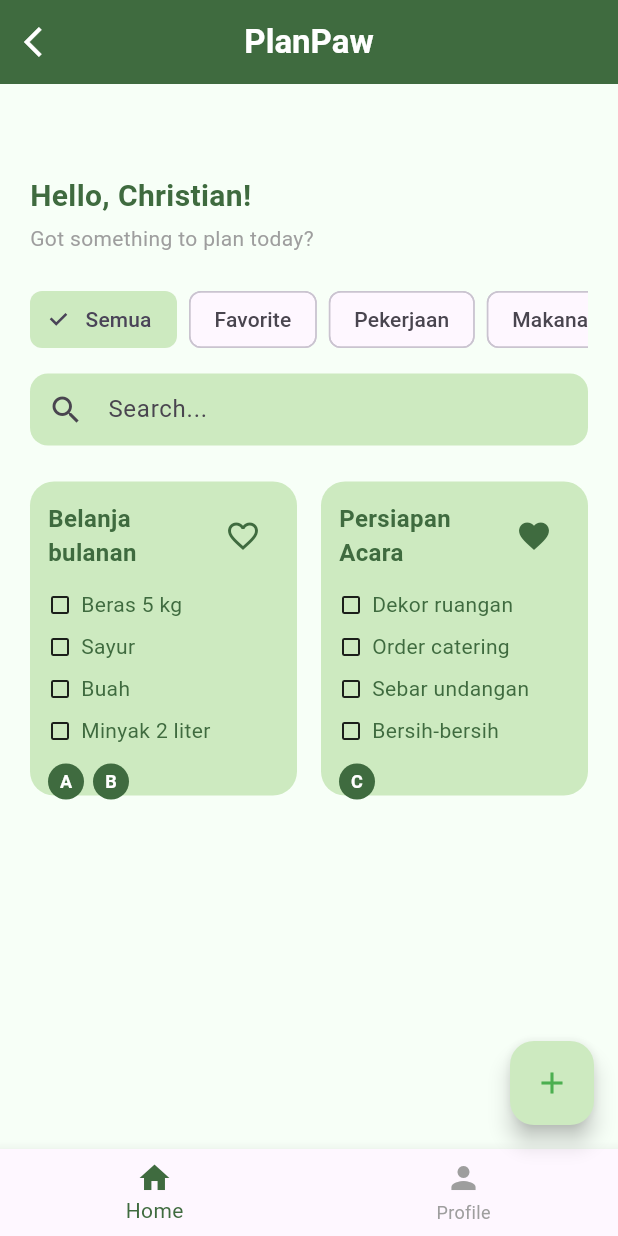
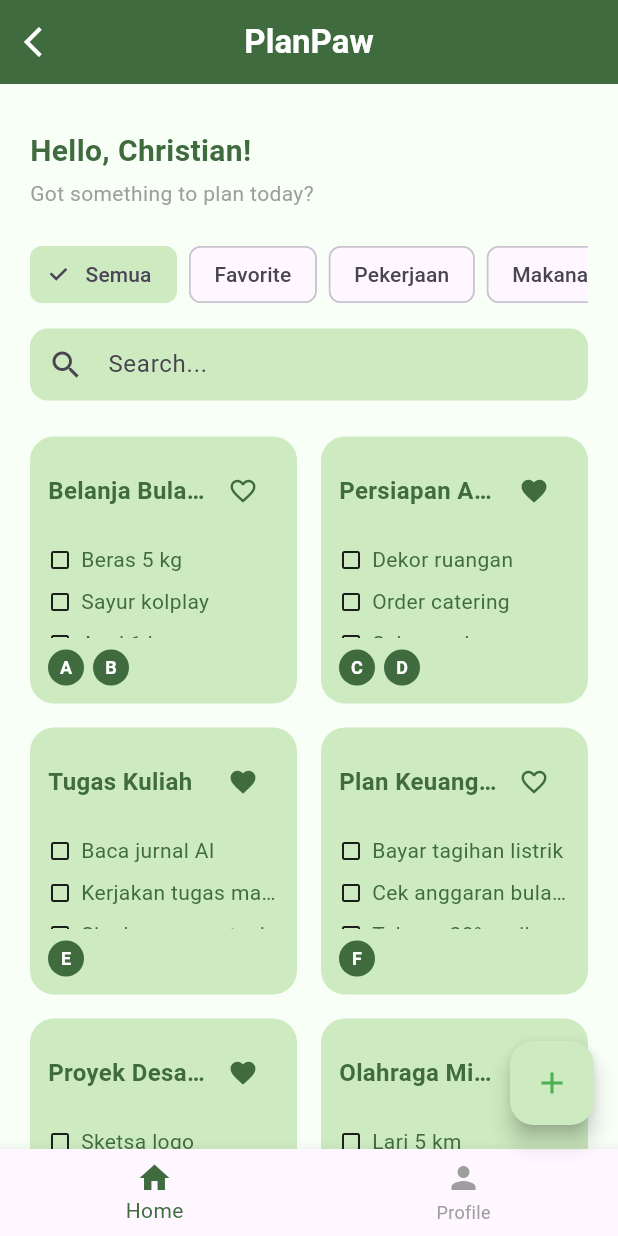
Before and after one commit to christianptrii/TodoApp_Flutter, a Flutter app: the HomeScreen screen opened directly, on a phone screen of 412 x 824 dp. Run offline on Flutter 3.47's test engine with Material 3 defaults, Android fonts, the phone set to English and light mode, and no system bars; our stand-ins replace font_awesome_flutter; Roboto replaces fonts that are missing (inter).

Commit message:
Update : perubahan pada homescreen

```diff
--- a/lib/homeScreen.dart
+++ b/lib/homeScreen.dart
@@ -15,23 +15,53 @@ class _HomeScreenState extends State<HomeScreen> {
 
   List<Map<String, dynamic>> todos = [
     {
-      'title': 'Belanja bulanan',
+      'title': 'Belanja Bulanan',
       'isFavorite': false,
       'category': 'Makanan',
-      'items': ['Beras 5 kg', 'Sayur', 'Buah', 'Minyak 2 liter'],
+      'items': ['Beras 5 kg', 'Sayur kolplay', 'Apel 1 kg', 'Minyak 2 liter', 'Jeruk 1 kg'],
       'collaborators': ['A', 'B'],
     },
     {
-      'title': 'Persiapan Acara',
+      'title': 'Persiapan Acara Kantor',
       'isFavorite': true,
       'category': 'Pekerjaan',
-      'items': [
-        'Dekor ruangan',
-        'Order catering',
-        'Sebar undangan',
-        'Bersih-bersih',
-      ],
-      'collaborators': ['C'],
+      'items': ['Dekor ruangan', 'Order catering', 'Sebar undangan', 'Bersih-bersih'],
+      'collaborators': ['C', 'D'],
+    },
+    {
+      'title': 'Tugas Kuliah',
+      'isFavorite': true,
+      'category': 'Studi',
+      'items': ['Baca jurnal AI', 'Kerjakan tugas matematika', 'Siapkan presentasi'],
+      'collaborators': ['E'],
+    },
+    {
+      'title': 'Plan Keuangan',
+      'isFavorite': false,
+      'category': 'Keuangan',
+      'items': ['Bayar tagihan listrik', 'Cek anggaran bulanan', 'Tabung 20% gaji'],
+      'collaborators': ['F'],
+    },
+    {
+      'title': 'Proyek Desain',
+      'isFavorite': true,
+      'category': 'Kreatif',
+      'items': ['Sketsa logo', 'Revisi mockup', 'Kirim ke klien'],
+      'collaborators': ['G', 'H'],
+    },
+    {
+      'title': 'Olahraga Mingguan',
+      'isFavorite': false,
+      'category': 'Kesehatan',
+      'items': ['Lari 5 km', 'Yoga 30 menit', 'Gym sesi kekuatan'],
+      'collaborators': ['I'],
+    },
+    {
+      'title': 'Libur Akhir Pekan',
+      'isFavorite': true,
+      'category': 'Pribadi',
+      'items': ['Piknik ke pantai', 'Beli tiket bioskop', 'Makan malam keluarga'],
+      'collaborators': ['J', 'K', 'L'],
     },
   ];
 
@@ -46,6 +76,8 @@ class _HomeScreenState extends State<HomeScreen> {
     'Studi',
     'Keuangan',
     'Kreatif',
+    'Kesehatan',
+    'Pribadi',
   ];
 
   @override
@@ -53,12 +85,9 @@ class _HomeScreenState extends State<HomeScreen> {
     final Color pastelGreen = const Color(0xFFCDEAC0);
     final Color greenText = const Color(0xFF3F6B3F);
 
-    final filteredTodos =
-        todos.where((todo) {
+    final filteredTodos = todos.where((todo) {
       if (filter == 'Semua') {
-            return todo['title'].toLowerCase().contains(
-              searchQuery.toLowerCase(),
-            );
+        return todo['title'].toLowerCase().contains(searchQuery.toLowerCase());
       } else if (filter == 'Favorite') {
         return todo['isFavorite'] == true &&
             todo['title'].toLowerCase().contains(searchQuery.toLowerCase());
@@ -70,8 +99,9 @@ class _HomeScreenState extends State<HomeScreen> {
 
     final homeContent = LayoutBuilder(
       builder: (context, constraints) {
-        return Padding(
-          padding: const EdgeInsets.symmetric(horizontal: 20, vertical: 60),
+        return SingleChildScrollView(
+          child: Padding(
+            padding: const EdgeInsets.symmetric(horizontal: 20, vertical: 30),
             child: Column(
               crossAxisAlignment: CrossAxisAlignment.start,
               children: [
@@ -89,15 +119,12 @@ class _HomeScreenState extends State<HomeScreen> {
                   style: TextStyle(fontSize: 14, color: Colors.grey),
                 ),
                 const SizedBox(height: 24),
-
-
                 SizedBox(
                   height: 40,
                   child: SingleChildScrollView(
                     scrollDirection: Axis.horizontal,
                     child: Row(
-                    children:
-                        categories.map((cat) {
+                      children: categories.map((cat) {
                         return Padding(
                           padding: const EdgeInsets.only(right: 8.0),
                           child: FilterChip(
@@ -136,15 +163,17 @@ class _HomeScreenState extends State<HomeScreen> {
                   ),
                 ),
                 const SizedBox(height: 24),
-              Expanded(
-                child: GridView.count(
+                GridView.count(
+                  shrinkWrap: true,
+                  physics: const NeverScrollableScrollPhysics(),
                   crossAxisCount: constraints.maxWidth > 600 ? 3 : 2,
-                  childAspectRatio: 0.85,
                   crossAxisSpacing: 16,
                   mainAxisSpacing: 16,
-                  children:
-                      filteredTodos.map((todo) {
-                        return Container(
+                  children: filteredTodos.map((todo) {
+                    return SizedBox(
+                      width: 160, // Lebar tetap untuk setiap kartu
+                      height: 280, // Tinggi diperpanjang untuk memanjang ke bawah
+                      child: Container(
                         decoration: BoxDecoration(
                           color: pastelGreen,
                           borderRadius: BorderRadius.circular(16),
@@ -154,8 +183,7 @@ class _HomeScreenState extends State<HomeScreen> {
                           crossAxisAlignment: CrossAxisAlignment.start,
                           children: [
                             Row(
-                                mainAxisAlignment:
-                                    MainAxisAlignment.spaceBetween,
+                              mainAxisAlignment: MainAxisAlignment.spaceBetween,
                               children: [
                                 Expanded(
                                   child: Text(
@@ -165,6 +193,8 @@ class _HomeScreenState extends State<HomeScreen> {
                                       color: greenText,
                                       fontSize: 16,
                                     ),
+                                    overflow: TextOverflow.ellipsis,
+                                    maxLines: 1, // Batasi judul 1 baris
                                   ),
                                 ),
                                 IconButton(
@@ -173,23 +203,28 @@ class _HomeScreenState extends State<HomeScreen> {
                                         ? Icons.favorite
                                         : Icons.favorite_border,
                                     color: greenText,
+                                    size: 20,
                                   ),
                                   onPressed: () {
                                     setState(() {
-                                        todo['isFavorite'] =
-                                            !todo['isFavorite'];
+                                      todo['isFavorite'] = !todo['isFavorite'];
                                     });
                                   },
+                                  padding: EdgeInsets.zero,
+                                  constraints: const BoxConstraints(),
                                 ),
                               ],
                             ),
                             const SizedBox(height: 8),
-                              ...List.generate(
-                                (todo['items'] as List).length,
+                            Expanded(
+                              child: SingleChildScrollView(
+                                child: Column(
+                                  children: List.generate(
+                                    (todo['items'] as List).length > 5
+                                        ? 5
+                                        : (todo['items'] as List).length, // Batasi maksimal 5 item
                                     (index) => Padding(
-                                  padding: const EdgeInsets.symmetric(
-                                    vertical: 4,
-                                  ),
+                                      padding: const EdgeInsets.symmetric(vertical: 4),
                                       child: Row(
                                         children: [
                                           const Icon(
@@ -201,21 +236,25 @@ class _HomeScreenState extends State<HomeScreen> {
                                             child: Text(
                                               todo['items'][index],
                                               style: TextStyle(color: greenText),
+                                              overflow: TextOverflow.ellipsis,
+                                              maxLines: 1, // Batasi item 1 baris
                                             ),
                                           ),
                                         ],
                                       ),
                                     ),
                                   ),
+                                ),
+                              ),
+                            ),
                             const SizedBox(height: 8),
                             Row(
-                                children:
-                                    (todo['collaborators'] as List).map<Widget>(
+                              children: (todo['collaborators'] as List)
+                                  .take(3) // Batasi maksimal 3 collaborator
+                                  .map<Widget>(
                                     (initial) {
                                       return Padding(
-                                          padding: const EdgeInsets.only(
-                                            right: 6,
-                                          ),
+                                        padding: const EdgeInsets.only(right: 6),
                                         child: CircleAvatar(
                                           radius: 12,
                                           backgroundColor: greenText,
@@ -230,15 +269,17 @@ class _HomeScreenState extends State<HomeScreen> {
                                         ),
                                       );
                                     },
-                                    ).toList(),
+                                  )
+                                  .toList(),
                             ),
                           ],
+                        ),
                       ),
                     );
                   }).toList(),
                 ),
+              ],
             ),
-            ],
           ),
         );
       },
@@ -246,7 +287,9 @@ class _HomeScreenState extends State<HomeScreen> {
 
     final profileContent = const ProfileScreen();
 
-    return Scaffold(
+    return MediaQuery(
+      data: MediaQuery.of(context).copyWith(textScaleFactor: 1.0), // Menetapkan textScaleFactor ke 1.0
+      child: Scaffold(
         backgroundColor: const Color(0xFFF7FFF7),
         appBar: AppBar(
           backgroundColor: greenText,
@@ -265,8 +308,7 @@ class _HomeScreenState extends State<HomeScreen> {
           ),
           centerTitle: true,
         ),
-      floatingActionButton:
-          myIndex == 0
+        floatingActionButton: myIndex == 0
             ? FloatingActionButton(
                 backgroundColor: pastelGreen,
                 onPressed: () {
@@ -278,9 +320,11 @@ class _HomeScreenState extends State<HomeScreen> {
                 child: const Icon(Icons.add, color: Colors.green),
               )
             : null,
-      body: IndexedStack(
+        body: SafeArea(
+          child: IndexedStack(
             index: myIndex,
             children: [homeContent, profileContent],
+          ),
         ),
         bottomNavigationBar: BottomNavigationBar(
           currentIndex: myIndex,
@@ -296,6 +340,7 @@ class _HomeScreenState extends State<HomeScreen> {
             BottomNavigationBarItem(icon: Icon(Icons.person), label: 'Profile'),
           ],
         ),
+      ),
     );
   }
 }
```
Lines whose indentation alone changed are shown as unchanged.
